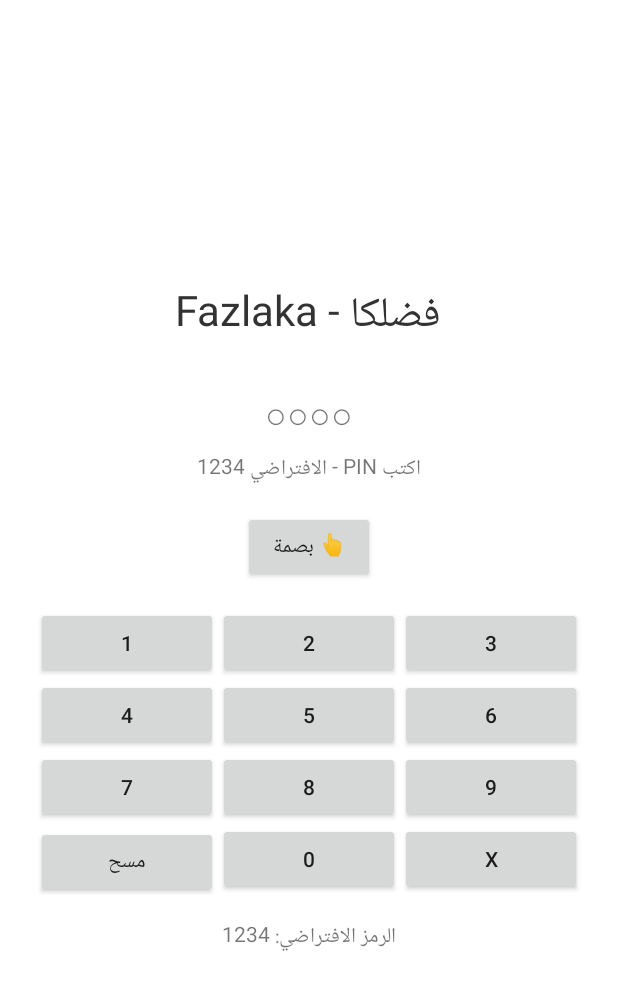
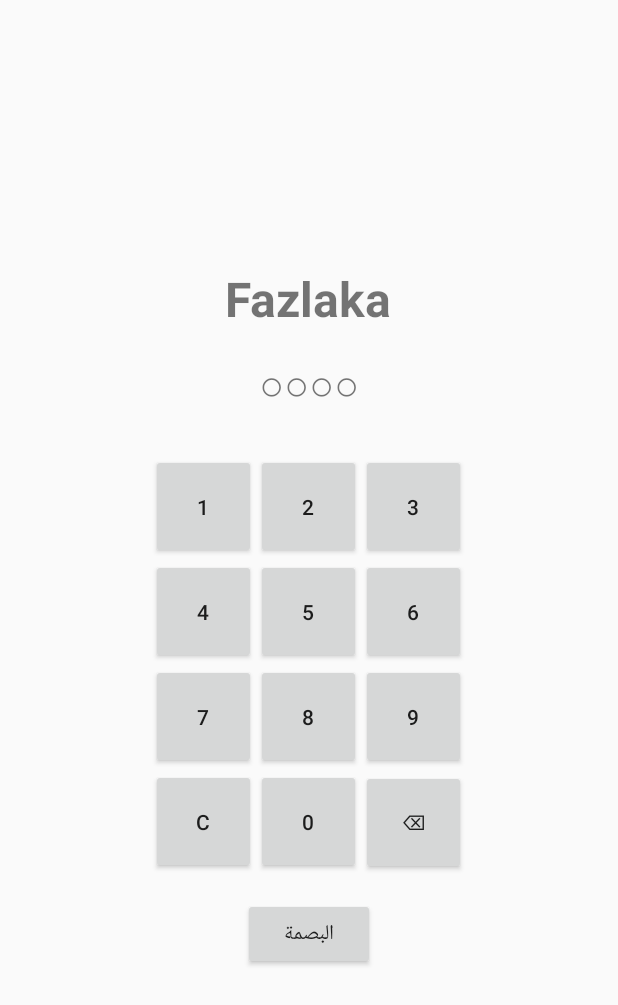
Before and after one commit to cinemainf-rgb/Fazlaka_by_SMS, an Android app: the screen it shows after launch (LockActivity), on a phone screen of 412 x 824 dp. Shown: the top 1005 px of the screen. Run offline under Robolectric (Android 15) with nearby library versions, the phone set to English and light mode, and no system bars.

Commit message:
Refactor layout and button sizes in activity_lock.xml
Updated layout for activity_lock.xml to enhance UI elements and button sizes.

```diff
--- a/app/src/main/res/layout/activity_lock.xml
+++ b/app/src/main/res/layout/activity_lock.xml
@@ -1,28 +1,32 @@
 <?xml version="1.0" encoding="utf-8"?>
-<LinearLayout xmlns:android="http://schemas.android.com/apk/res/android" android:layout_width="match_parent" android:layout_height="match_parent" android:orientation="vertical" android:gravity="center" android:padding="24dp" android:background="#FFFFFF">
-    <TextView android:layout_width="wrap_content" android:layout_height="wrap_content" android:text="Fazlaka - فضلكا" android:textSize="28sp" android:textColor="#333333" />
-    <TextView android:id="@+id/dots" android:layout_width="wrap_content" android:layout_height="wrap_content" android:text="○○○○" android:textSize="24sp" android:layout_marginTop="24dp" />
-    <TextView android:id="@+id/msg" android:layout_width="wrap_content" android:layout_height="wrap_content" android:text="اكتب PIN - الافتراضي 1234" android:layout_marginTop="8dp" />
-    <Button android:id="@+id/btnFinger" android:layout_width="wrap_content" android:layout_height="wrap_content" android:text="👆 بصمة" android:layout_marginTop="16dp" />
-    <LinearLayout android:layout_width="match_parent" android:layout_height="wrap_content" android:orientation="horizontal" android:layout_marginTop="16dp">
-        <Button android:id="@+id/key1" android:layout_width="0dp" android:layout_height="wrap_content" android:layout_weight="1" android:text="1" />
-        <Button android:id="@+id/key2" android:layout_width="0dp" android:layout_height="wrap_content" android:layout_weight="1" android:text="2" />
-        <Button android:id="@+id/key3" android:layout_width="0dp" android:layout_height="wrap_content" android:layout_weight="1" android:text="3" />
+<LinearLayout xmlns:android="http://schemas.android.com/apk/res/android"
+    android:layout_width="match_parent"
+    android:layout_height="match_parent"
+    android:orientation="vertical"
+    android:gravity="center"
+    android:padding="24dp">
+    <TextView android:layout_width="wrap_content" android:layout_height="wrap_content" android:text="Fazlaka" android:textSize="32sp" android:textStyle="bold" />
+    <TextView android:id="@+id/dots" android:layout_width="wrap_content" android:layout_height="wrap_content" android:text="○○○○" android:textSize="28sp" android:layout_marginTop="16dp" />
+    <TextView android:id="@+id/msg" android:layout_width="wrap_content" android:layout_height="wrap_content" android:text="" android:layout_marginTop="8dp" />
+    <LinearLayout android:layout_width="wrap_content" android:layout_height="wrap_content" android:orientation="horizontal">
+        <Button android:id="@+id/key1" android:layout_width="70dp" android:layout_height="70dp" android:text="1" />
+        <Button android:id="@+id/key2" android:layout_width="70dp" android:layout_height="70dp" android:text="2" />
+        <Button android:id="@+id/key3" android:layout_width="70dp" android:layout_height="70dp" android:text="3" />
     </LinearLayout>
-    <LinearLayout android:layout_width="match_parent" android:layout_height="wrap_content" android:orientation="horizontal">
-        <Button android:id="@+id/key4" android:layout_width="0dp" android:layout_height="wrap_content" android:layout_weight="1" android:text="4" />
-        <Button android:id="@+id/key5" android:layout_width="0dp" android:layout_height="wrap_content" android:layout_weight="1" android:text="5" />
-        <Button android:id="@+id/key6" android:layout_width="0dp" android:layout_height="wrap_content" android:layout_weight="1" android:text="6" />
+    <LinearLayout android:layout_width="wrap_content" android:layout_height="wrap_content" android:orientation="horizontal">
+        <Button android:id="@+id/key4" android:layout_width="70dp" android:layout_height="70dp" android:text="4" />
+        <Button android:id="@+id/key5" android:layout_width="70dp" android:layout_height="70dp" android:text="5" />
+        <Button android:id="@+id/key6" android:layout_width="70dp" android:layout_height="70dp" android:text="6" />
     </LinearLayout>
-    <LinearLayout android:layout_width="match_parent" android:layout_height="wrap_content" android:orientation="horizontal">
-        <Button android:id="@+id/key7" android:layout_width="0dp" android:layout_height="wrap_content" android:layout_weight="1" android:text="7" />
-        <Button android:id="@+id/key8" android:layout_width="0dp" android:layout_height="wrap_content" android:layout_weight="1" android:text="8" />
-        <Button android:id="@+id/key9" android:layout_width="0dp" android:layout_height="wrap_content" android:layout_weight="1" android:text="9" />
+    <LinearLayout android:layout_width="wrap_content" android:layout_height="wrap_content" android:orientation="horizontal">
+        <Button android:id="@+id/key7" android:layout_width="70dp" android:layout_height="70dp" android:text="7" />
+        <Button android:id="@+id/key8" android:layout_width="70dp" android:layout_height="70dp" android:text="8" />
+        <Button android:id="@+id/key9" android:layout_width="70dp" android:layout_height="70dp" android:text="9" />
     </LinearLayout>
-    <LinearLayout android:layout_width="match_parent" android:layout_height="wrap_content" android:orientation="horizontal">
-        <Button android:id="@+id/keyClear" android:layout_width="0dp" android:layout_height="wrap_content" android:layout_weight="1" android:text="مسح" />
-        <Button android:id="@+id/key0" android:layout_width="0dp" android:layout_height="wrap_content" android:layout_weight="1" android:text="0" />
-        <Button android:id="@+id/keyBack" android:layout_width="0dp" android:layout_height="wrap_content" android:layout_weight="1" android:text="X" />
+    <LinearLayout android:layout_width="wrap_content" android:layout_height="wrap_content" android:orientation="horizontal">
+        <Button android:id="@+id/keyClear" android:layout_width="70dp" android:layout_height="70dp" android:text="C" />
+        <Button android:id="@+id/key0" android:layout_width="70dp" android:layout_height="70dp" android:text="0" />
+        <Button android:id="@+id/keyBack" android:layout_width="70dp" android:layout_height="70dp" android:text="⌫" />
     </LinearLayout>
-    <TextView android:layout_width="wrap_content" android:layout_height="wrap_content" android:text="الرمز الافتراضي: 1234" android:layout_marginTop="16dp" />
+    <Button android:id="@+id/btnFinger" android:layout_width="wrap_content" android:layout_height="wrap_content" android:text="البصمة" android:layout_marginTop="16dp" />
 </LinearLayout>
```
